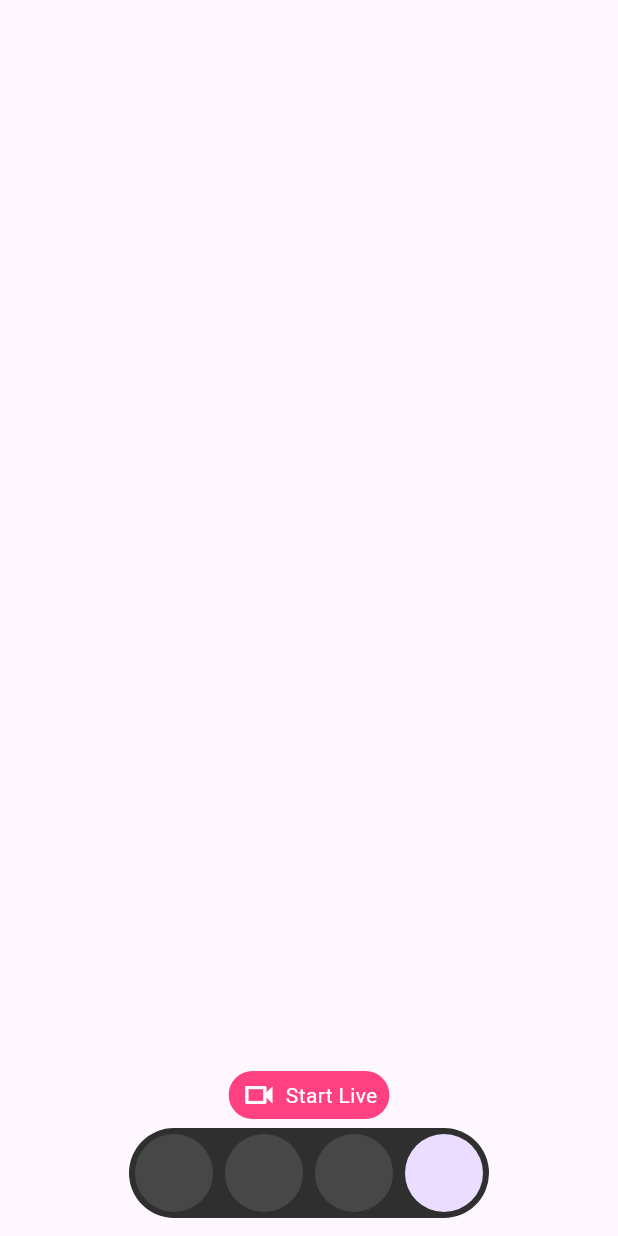
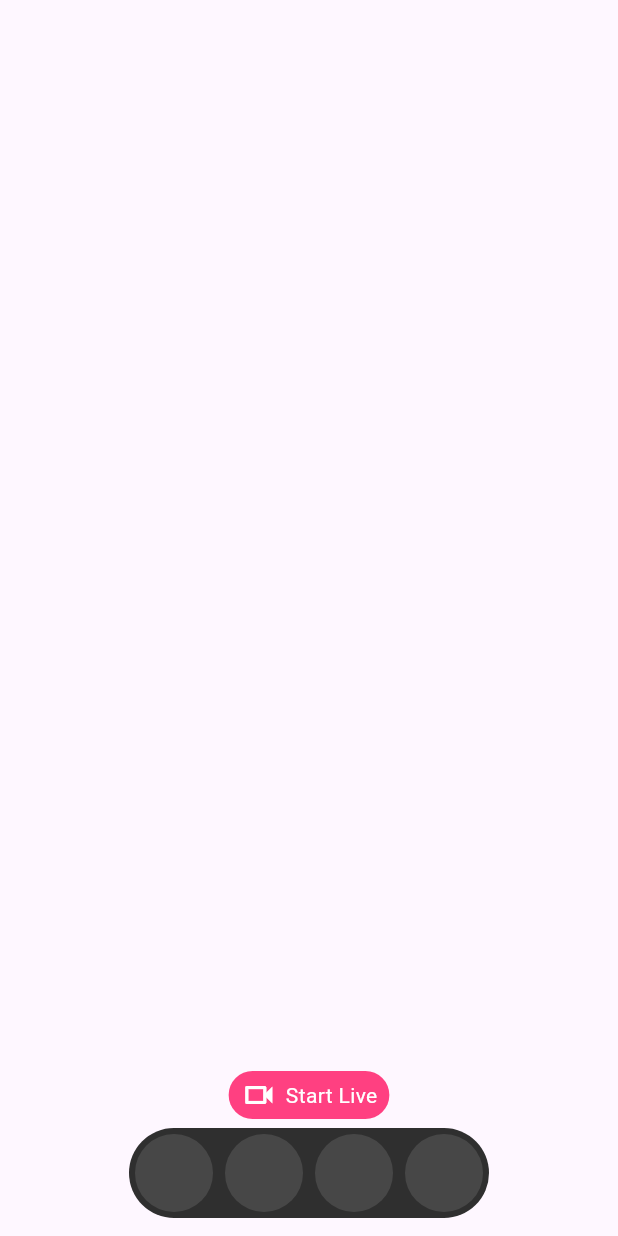
Before and after one commit to JAICHANGPARK/flutter_notebook_chapter_43, a Flutter app: the AiVideoHomePage screen opened directly, on a phone screen of 412 x 824 dp. Run offline on Flutter 3.47's test engine with Material 3 defaults, Android fonts, the phone set to English and light mode, and no system bars; our stand-ins replace gap, hugeicons, percent_indicator.

Commit message:
Update ai_video_home_page.dart

```diff
--- a/lib/ep2181_ai_video_chat_app/ui/ai_video_home_page.dart
+++ b/lib/ep2181_ai_video_chat_app/ui/ai_video_home_page.dart
@@ -74,6 +74,7 @@ class _AiVideoHomePageState extends State<AiVideoHomePage> {
                         ),
                         CircleAvatar(
                           radius: 26,
+                          backgroundColor: Color.fromRGBO(71, 71, 71, 1),
                         ),
                       ],
                     ),
```
